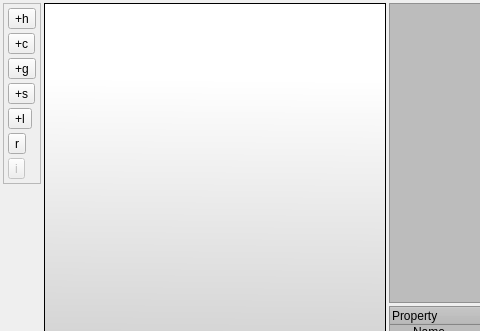
Before: the Qt Designer form src/hardwarelayoutwidget.ui in clixx-io/kayeiot, drawn with Qt 5; both pictures show x 0 to 480 and y 0 to 331 of the 642 by 608 pixel window.
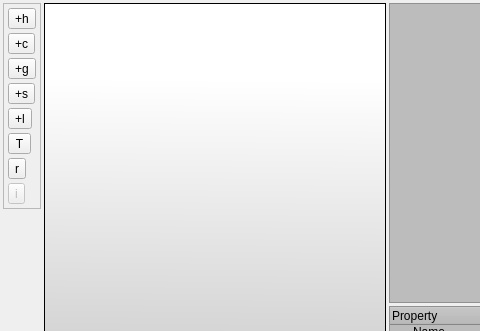
After: the same form once the commit is applied. Icons and pictures are not drawn.

Diff of the .ui file:
```diff
--- a/src/hardwarelayoutwidget.ui
+++ b/src/hardwarelayoutwidget.ui
@@ -141,6 +141,20 @@
         </property>
        </widget>
       </item>
+      <item>
+       <widget class="QToolButton" name="toolButton_AddText">
+        <property name="toolTip">
+         <string>Add Text</string>
+        </property>
+        <property name="text">
+         <string>T</string>
+        </property>
+        <property name="icon">
+         <iconset resource="kayeiot.qrc">
+          <normaloff>:/res/res/add-Text-32x32.png</normaloff>:/res/res/add-Text-32x32.png</iconset>
+        </property>
+       </widget>
+      </item>
       <item>
        <widget class="QToolButton" name="toolButton_Report">
         <property name="toolTip">
```
